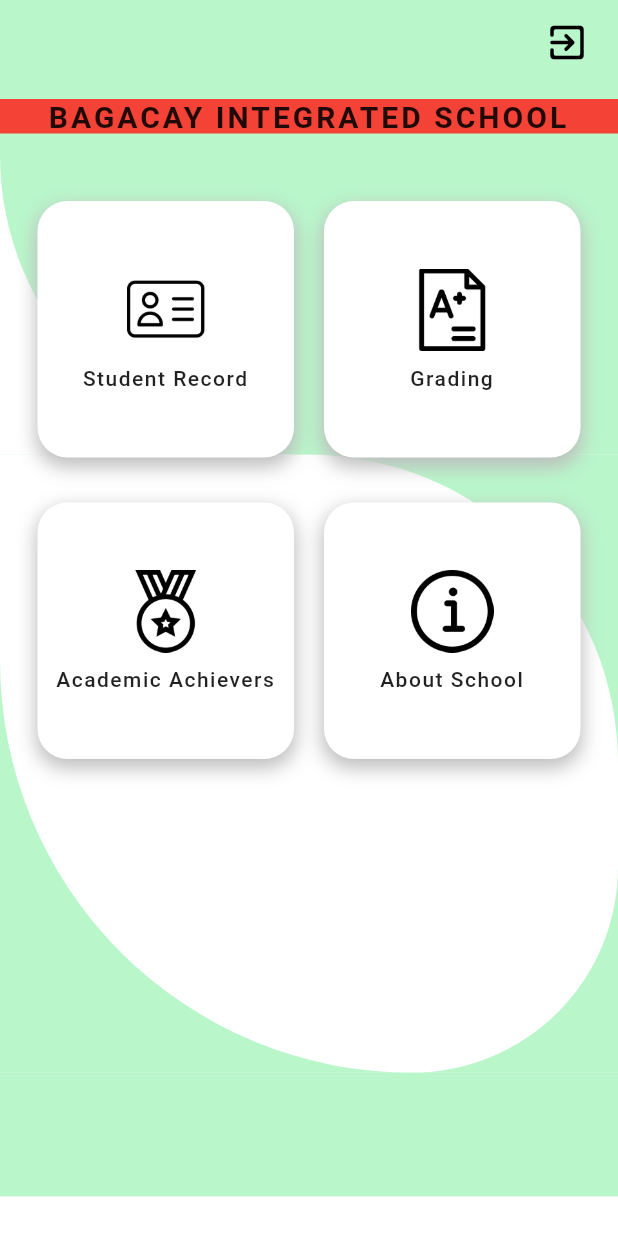
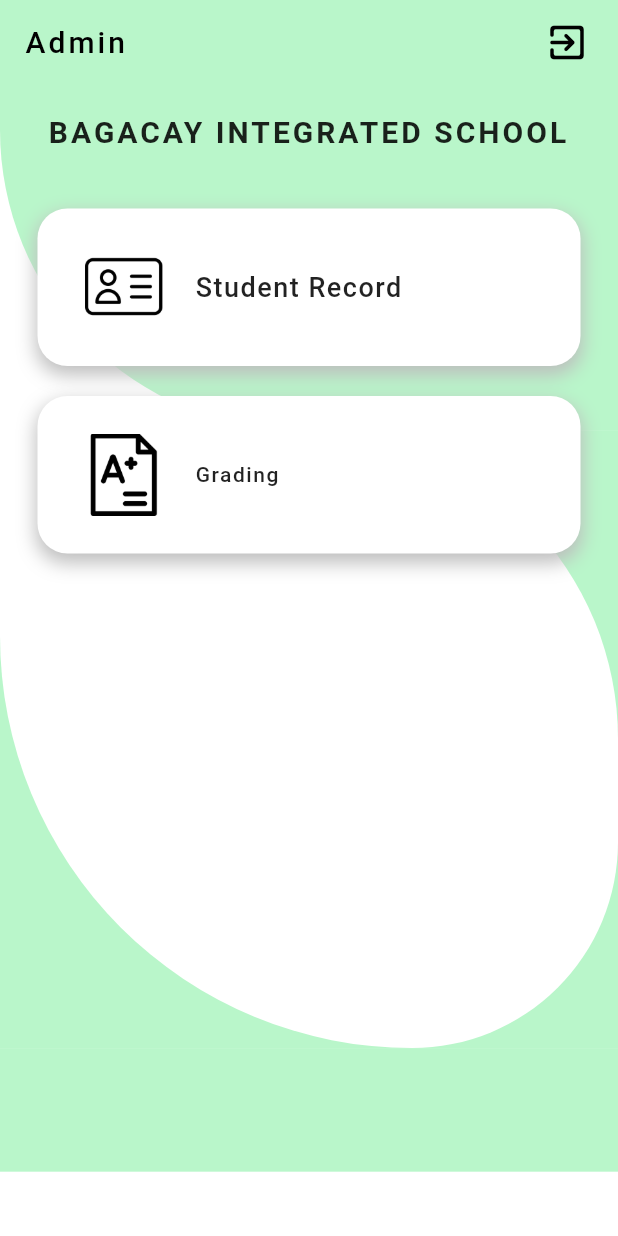
Before and after one commit to Margbronola/bis2, a Flutter app: the AdminDashboardPage screen opened directly, on a phone screen of 412 x 824 dp. Run offline on Flutter 3.47's test engine with Material 2 defaults, Android fonts, the phone set to English and light mode, and no system bars; our stand-ins replace cloud_firestore, dotted_border, firebase_auth, firebase_core, fluttertoast, loading_animation_widget and 3 more; missing offline and left inert: lecle_downloads_path_provider; accounts and stored records are empty.

Commit message:
utro an design

```diff
--- a/lib/acadrecord.dart
+++ b/lib/acadrecord.dart
@@ -1,5 +1,6 @@
 import 'package:bis/global/container.dart';
 import 'package:bis/global/widget.dart';
+import 'package:bis/pdfpreview.dart';
 import 'package:cloud_firestore/cloud_firestore.dart';
 import 'package:dotted_border/dotted_border.dart';
 import 'package:flutter/material.dart';
--- a/lib/admindashboard.dart
+++ b/lib/admindashboard.dart
@@ -28,6 +28,14 @@ class _AdminDashboardPageState extends State<AdminDashboardPage> {
       appBar: AppBar(
         automaticallyImplyLeading: false,
         backgroundColor: Colors.greenAccent.shade100,
+        title: const Text(
+          "Admin",
+          style: TextStyle(
+            color: Colors.black,
+            letterSpacing: 2,
+            fontSize: 20,
+          ),
+        ),
         actions: [
           Padding(
             padding: const EdgeInsets.only(right: 10),
@@ -68,10 +76,10 @@ class _AdminDashboardPageState extends State<AdminDashboardPage> {
             color: Colors.white,
             child: Stack(
               children: [
-                ListView(
+                Column(
                   children: [
                     Container(
-                      height: size.height * .30,
+                      height: size.height * .28,
                       decoration: BoxDecoration(
                         color: Colors.greenAccent.shade100,
                         borderRadius: const BorderRadius.only(
@@ -107,9 +115,8 @@ class _AdminDashboardPageState extends State<AdminDashboardPage> {
             mainAxisAlignment: MainAxisAlignment.center,
             children: [
               Container(
-                color: Colors.red,
                 alignment: Alignment.center,
-                margin: const EdgeInsets.only(top: 10, bottom: 35),
+                margin: const EdgeInsets.only(top: 20, bottom: 30),
                 padding: const EdgeInsets.symmetric(horizontal: 20),
                 child: const Text(
                   "BAGACAY INTEGRATED SCHOOL",
@@ -127,10 +134,7 @@ class _AdminDashboardPageState extends State<AdminDashboardPage> {
                     horizontal: 25,
                     vertical: 10,
                   ),
-                  child: GridView.extent(
-                    maxCrossAxisExtent: 280,
-                    crossAxisSpacing: 20,
-                    mainAxisSpacing: 30,
+                  child: Column(
                     children: [
                       GestureDetector(
                         onTap: () {
@@ -143,7 +147,10 @@ class _AdminDashboardPageState extends State<AdminDashboardPage> {
                           );
                         },
                         child: Container(
-                          padding: const EdgeInsets.symmetric(horizontal: 5),
+                          width: size.width,
+                          padding: const EdgeInsets.symmetric(
+                              horizontal: 30, vertical: 25),
+                          margin: const EdgeInsets.only(bottom: 20),
                           decoration: BoxDecoration(
                             color: Colors.white,
                             borderRadius:
@@ -157,8 +164,7 @@ class _AdminDashboardPageState extends State<AdminDashboardPage> {
                               ),
                             ],
                           ),
-                          child: Column(
-                            mainAxisAlignment: MainAxisAlignment.center,
+                          child: Row(
                             children: [
                               Image.asset(
                                 'assets/icons/identification.png',
@@ -166,13 +172,14 @@ class _AdminDashboardPageState extends State<AdminDashboardPage> {
                                 width: 55,
                               ),
                               const SizedBox(
-                                height: 10,
+                                width: 20,
                               ),
                               const Text(
                                 "Student Record",
                                 style: TextStyle(
                                   fontWeight: FontWeight.w500,
                                   letterSpacing: 1,
+                                  fontSize: 18,
                                 ),
                                 textAlign: TextAlign.center,
                               )
@@ -191,7 +198,9 @@ class _AdminDashboardPageState extends State<AdminDashboardPage> {
                           );
                         },
                         child: Container(
-                          padding: const EdgeInsets.symmetric(horizontal: 5),
+                          width: size.width,
+                          padding: const EdgeInsets.symmetric(
+                              horizontal: 30, vertical: 25),
                           decoration: BoxDecoration(
                             color: Colors.white,
                             borderRadius:
@@ -205,8 +214,7 @@ class _AdminDashboardPageState extends State<AdminDashboardPage> {
                               ),
                             ],
                           ),
-                          child: Column(
-                            mainAxisAlignment: MainAxisAlignment.center,
+                          child: Row(
                             children: [
                               Image.asset(
                                 'assets/icons/grade.png',
@@ -214,106 +222,10 @@ class _AdminDashboardPageState extends State<AdminDashboardPage> {
                                 width: 55,
                               ),
                               const SizedBox(
-                                height: 10,
+                                width: 20,
                               ),
                               const Text(
                                 "Grading",
-                                style: TextStyle(
-                                  fontWeight: FontWeight.w500,
-                                  letterSpacing: 1,
-                                ),
-                                textAlign: TextAlign.center,
-                              )
-                            ],
-                          ),
-                        ),
-                      ),
-                      GestureDetector(
-                        onTap: () {
-                          Navigator.push(
-                            context,
-                            PageTransition(
-                              child: const AchieverPage(),
-                              type: PageTransitionType.bottomToTop,
-                            ),
-                          );
-                        },
-                        child: Container(
-                          padding: const EdgeInsets.symmetric(horizontal: 5),
-                          decoration: BoxDecoration(
-                            color: Colors.white,
-                            borderRadius:
-                                const BorderRadius.all(Radius.circular(20)),
-                            boxShadow: [
-                              BoxShadow(
-                                color: Colors.grey.shade400,
-                                spreadRadius: 1,
-                                blurRadius: 10,
-                                offset: const Offset(0, 5),
-                              ),
-                            ],
-                          ),
-                          child: Column(
-                            mainAxisAlignment: MainAxisAlignment.center,
-                            children: [
-                              Image.asset(
-                                'assets/icons/medal.png',
-                                height: 55,
-                                width: 55,
-                              ),
-                              const SizedBox(
-                                height: 10,
-                              ),
-                              const Text(
-                                "Academic Achievers",
-                                style: TextStyle(
-                                  fontWeight: FontWeight.w500,
-                                  letterSpacing: 1,
-                                ),
-                                textAlign: TextAlign.center,
-                              )
-                            ],
-                          ),
-                        ),
-                      ),
-                      GestureDetector(
-                        onTap: () {
-                          Navigator.push(
-                            context,
-                            PageTransition(
-                              child: const AboutUsPage(),
-                              type: PageTransitionType.bottomToTop,
-                            ),
-                          );
-                        },
-                        child: Container(
-                          padding: const EdgeInsets.symmetric(horizontal: 5),
-                          decoration: BoxDecoration(
-                            color: Colors.white,
-                            borderRadius:
-                                const BorderRadius.all(Radius.circular(20)),
-                            boxShadow: [
-                              BoxShadow(
-                                color: Colors.grey.shade400,
-                                spreadRadius: 1,
-                                blurRadius: 10,
-                                offset: const Offset(0, 5),
-                              ),
-                            ],
-                          ),
-                          child: Column(
-                            mainAxisAlignment: MainAxisAlignment.center,
-                            children: [
-                              Image.asset(
-                                'assets/icons/info.png',
-                                height: 55,
-                                width: 55,
-                              ),
-                              const SizedBox(
-                                height: 10,
-                              ),
-                              const Text(
-                                "About School",
                                 style: TextStyle(
                                   fontWeight: FontWeight.w500,
                                   letterSpacing: 1,
--- a/pubspec.yaml
+++ b/pubspec.yaml
@@ -24,6 +24,9 @@ dependencies:
   cloud_firestore: ^4.0.2
   intl: ^0.17.0
   dotted_border: ^2.0.0+3
+  path_provider: ^2.0.11
+  printing: ^5.9.3
+  lecle_downloads_path_provider: ^0.0.2+8
 
 flutter_icons:
   android: true
```
Also changed, not shown: lib/exportpdf.dart (added, +205 -0 lines), lib/insdashboard.dart (+33 -25 lines), lib/pdfpreview.dart (added, +66 -0 lines), lib/splashscreen.dart (+11 -1 lines), lib/studdashboard.dart (+5 -5 lines), pubspec.lock, 5 other files.
